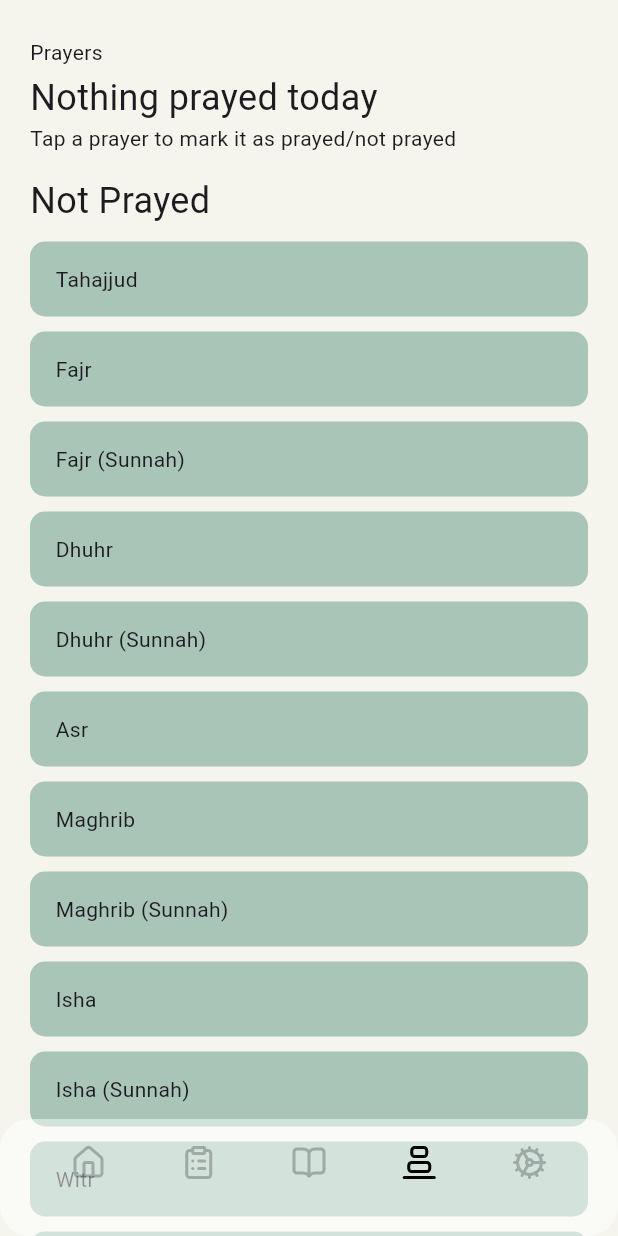
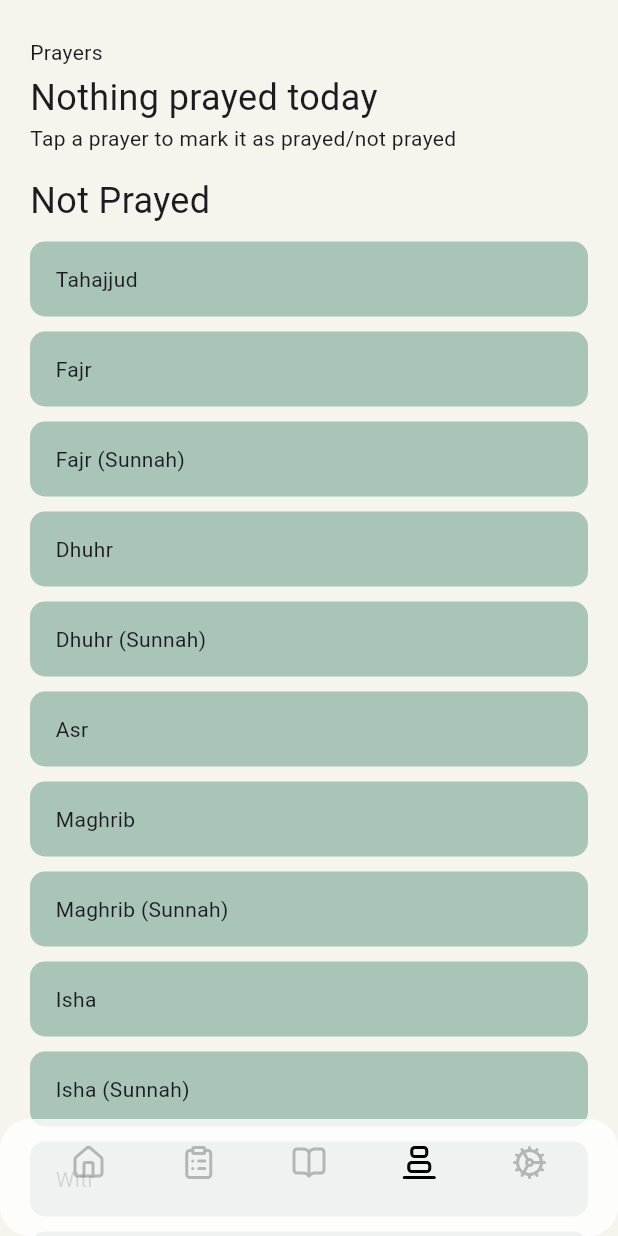
Before and after one commit to hkamran80/ramadan-taskminder, a Flutter app: the screen it shows after launch, item 4 of the bottom bar chosen, on a phone screen of 412 x 824 dp. Run offline on Flutter 3.47's test engine with Material 3 defaults, Android fonts, the phone set to English and light mode, and no system bars; our stand-ins replace go_router, google_fonts, hijri, hive_flutter, lucide_icons_flutter, package_info_plus and 1 more; accounts and stored records are empty; Roboto replaces fonts that are missing (Numans).

Commit message:
Increase tab bar opacity to 80%

```diff
--- a/lib/widgets/page_footer.dart
+++ b/lib/widgets/page_footer.dart
@@ -29,8 +29,8 @@ class PageFooter extends StatelessWidget {
             decoration: BoxDecoration(
               borderRadius: BorderRadius.circular(20),
               color: isDark(context)
-                  ? const Color.fromRGBO(0, 0, 0, 0.5)
-                  : const Color.fromRGBO(255, 255, 255, 0.5),
+                  ? const Color.fromRGBO(0, 0, 0, 0.8)
+                  : const Color.fromRGBO(255, 255, 255, 0.8),
             ),
             child: Padding(
               padding: const EdgeInsets.fromLTRB(35, 5, 35, 25),
```
